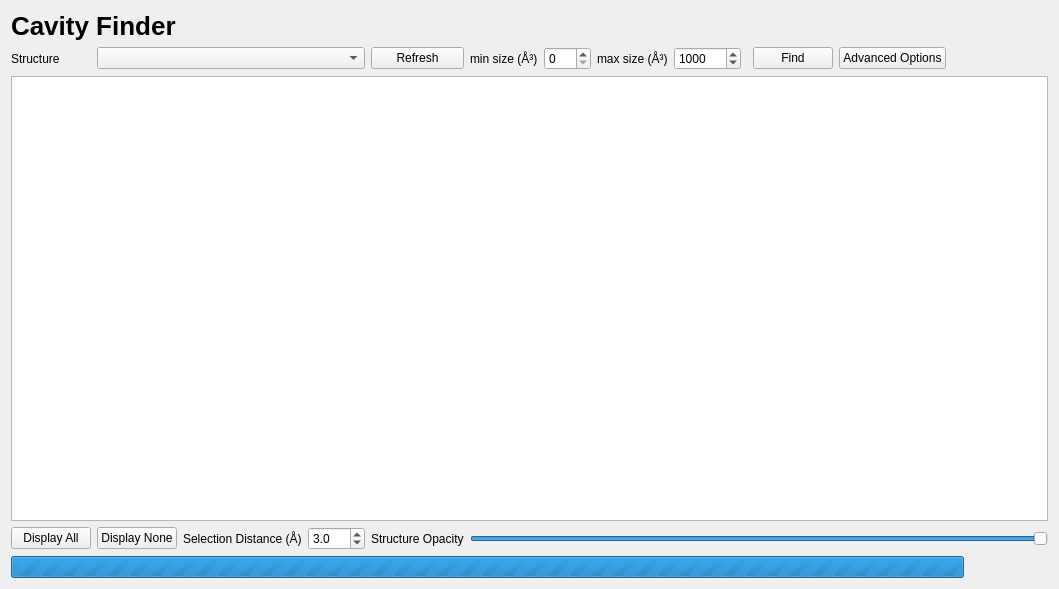
First picture: the form in cbr/cavities/visual/CavityFinder.ui, repository TUM-CBR/pymol-plugins, before the edit.
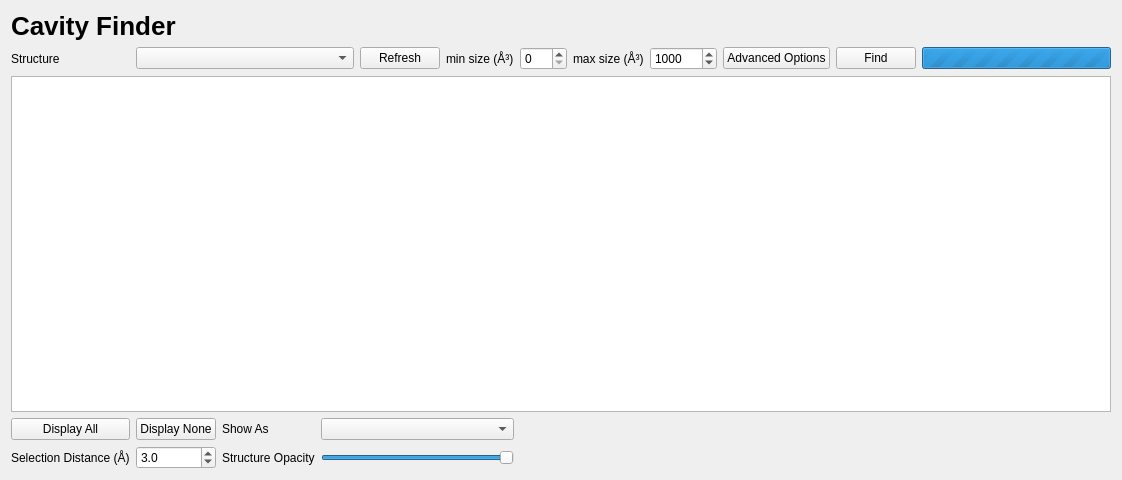
Second picture: the form after the edit.

Commit message: [Cavities] Combobox to change representation of cavities.

The edit to the form file:
```diff
--- a/cbr/cavities/visual/CavityFinder.ui
+++ b/cbr/cavities/visual/CavityFinder.ui
@@ -6,71 +6,42 @@
    <rect>
     <x>0</x>
     <y>0</y>
-    <width>1059</width>
-    <height>589</height>
+    <width>1122</width>
+    <height>480</height>
    </rect>
   </property>
   <property name="windowTitle">
    <string>Form</string>
   </property>
   <layout class="QGridLayout" name="gridLayout">
-   <item row="1" column="8">
-    <widget class="QSpinBox" name="maxSizeSelector">
-     <property name="minimum">
-      <number>1</number>
-     </property>
-     <property name="maximum">
-      <number>999999</number>
-     </property>
-     <property name="value">
-      <number>1000</number>
-     </property>
-    </widget>
-   </item>
-   <item row="1" column="12" colspan="4">
-    <spacer name="horizontalSpacer">
-     <property name="orientation">
-      <enum>Qt::Horizontal</enum>
-     </property>
-     <property name="sizeHint" stdset="0">
+   <item row="3" column="3" colspan="3">
+    <widget class="QComboBox" name="styleComboBox">
+     <property name="minimumSize">
       <size>
-       <width>228</width>
-       <height>21</height>
+       <width>100</width>
+       <height>0</height>
       </size>
      </property>
-    </spacer>
-   </item>
-   <item row="1" column="0">
-    <widget class="QLabel" name="label_2">
-     <property name="text">
-      <string>Structure</string>
-     </property>
     </widget>
    </item>
-   <item row="3" column="0">
-    <widget class="QPushButton" name="selectAllButton">
+   <item row="1" column="5">
+    <widget class="QLabel" name="label_3">
      <property name="text">
-      <string>Display All</string>
-     </property>
-    </widget>
-   </item>
-   <item row="3" column="3">
-    <widget class="QDoubleSpinBox" name="selectionDistance">
-     <property name="decimals">
-      <number>1</number>
-     </property>
-     <property name="minimum">
-      <double>0.100000000000000</double>
-     </property>
-     <property name="value">
-      <double>3.000000000000000</double>
+      <string>min size (Å³)</string>
      </property>
     </widget>
    </item>
    <item row="2" column="0" colspan="16">
     <widget class="QTableView" name="cavitiesTable"/>
    </item>
-   <item row="0" column="0" colspan="5">
+   <item row="3" column="2">
+    <widget class="QLabel" name="label_7">
+     <property name="text">
+      <string>Show As</string>
+     </property>
+    </widget>
+   </item>
+   <item row="0" column="0" colspan="7">
     <widget class="QLabel" name="label">
      <property name="styleSheet">
       <string notr="true">font-size: 26px;
@@ -81,31 +52,10 @@
      </property>
     </widget>
    </item>
-   <item row="3" column="1">
-    <widget class="QPushButton" name="selectNoneButton">
+   <item row="3" column="0">
+    <widget class="QPushButton" name="selectAllButton">
      <property name="text">
-      <string>Display None</string>
-     </property>
-    </widget>
-   </item>
-   <item row="1" column="5">
-    <widget class="QLabel" name="label_3">
-     <property name="text">
-      <string>min size (Å³)</string>
-     </property>
-    </widget>
-   </item>
-   <item row="1" column="10">
-    <widget class="QPushButton" name="findButton">
-     <property name="text">
-      <string>Find</string>
-     </property>
-    </widget>
-   </item>
-   <item row="1" column="11">
-    <widget class="QPushButton" name="advancedSettingsButton">
-     <property name="text">
-      <string>Advanced Options</string>
+      <string>Display All</string>
      </property>
     </widget>
    </item>
@@ -116,10 +66,17 @@
      </property>
     </widget>
    </item>
-   <item row="3" column="2">
-    <widget class="QLabel" name="label_5">
+   <item row="1" column="0">
+    <widget class="QLabel" name="label_2">
      <property name="text">
-      <string>Selection Distance (Å)</string>
+      <string>Structure</string>
+     </property>
+    </widget>
+   </item>
+   <item row="3" column="1">
+    <widget class="QPushButton" name="selectNoneButton">
+     <property name="text">
+      <string>Display None</string>
      </property>
     </widget>
    </item>
@@ -133,10 +90,17 @@
      </property>
     </widget>
    </item>
-   <item row="1" column="7">
-    <widget class="QLabel" name="label_4">
+   <item row="4" column="0">
+    <widget class="QLabel" name="label_5">
      <property name="text">
-      <string>max size (Å³)</string>
+      <string>Selection Distance (Å)</string>
+     </property>
+    </widget>
+   </item>
+   <item row="4" column="2">
+    <widget class="QLabel" name="label_6">
+     <property name="text">
+      <string>Structure Opacity</string>
      </property>
     </widget>
    </item>
@@ -150,20 +114,67 @@
      </property>
     </widget>
    </item>
-   <item row="4" column="15">
-    <spacer name="horizontalSpacer_2">
+   <item row="4" column="1">
+    <widget class="QDoubleSpinBox" name="selectionDistance">
+     <property name="decimals">
+      <number>1</number>
+     </property>
+     <property name="minimum">
+      <double>0.100000000000000</double>
+     </property>
+     <property name="value">
+      <double>3.000000000000000</double>
+     </property>
+    </widget>
+   </item>
+   <item row="4" column="3" colspan="3">
+    <widget class="QSlider" name="opacitySlider">
+     <property name="maximum">
+      <number>100</number>
+     </property>
+     <property name="value">
+      <number>100</number>
+     </property>
      <property name="orientation">
       <enum>Qt::Horizontal</enum>
      </property>
-     <property name="sizeHint" stdset="0">
-      <size>
-       <width>40</width>
-       <height>20</height>
-      </size>
+    </widget>
+   </item>
+   <item row="1" column="7">
+    <widget class="QLabel" name="label_4">
+     <property name="text">
+      <string>max size (Å³)</string>
      </property>
-    </spacer>
+    </widget>
    </item>
-   <item row="4" column="0" colspan="15">
+   <item row="1" column="8">
+    <widget class="QSpinBox" name="maxSizeSelector">
+     <property name="minimum">
+      <number>1</number>
+     </property>
+     <property name="maximum">
+      <number>999999</number>
+     </property>
+     <property name="value">
+      <number>1000</number>
+     </property>
+    </widget>
+   </item>
+   <item row="1" column="9">
+    <widget class="QPushButton" name="advancedSettingsButton">
+     <property name="text">
+      <string>Advanced Options</string>
+     </property>
+    </widget>
+   </item>
+   <item row="1" column="10">
+    <widget class="QPushButton" name="findButton">
+     <property name="text">
+      <string>Find</string>
+     </property>
+    </widget>
+   </item>
+   <item row="1" column="11" colspan="5">
     <widget class="QProgressBar" name="busyProgress">
      <property name="maximum">
       <number>0</number>
@@ -173,26 +184,6 @@
      </property>
     </widget>
    </item>
-   <item row="3" column="4">
-    <widget class="QLabel" name="label_6">
-     <property name="text">
-      <string>Structure Opacity</string>
-     </property>
-    </widget>
-   </item>
-   <item row="3" column="5" colspan="11">
-    <widget class="QSlider" name="opacitySlider">
-     <property name="maximum">
-      <number>100</number>
-     </property>
-     <property name="value">
-      <number>100</number>
-     </property>
-     <property name="orientation">
-      <enum>Qt::Horizontal</enum>
-     </property>
-    </widget>
-   </item>
   </layout>
  </widget>
  <resources/>
```
The commit also changes 5 other files.
